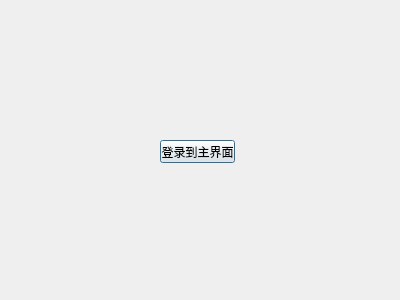
Above: 入门/nWindows/logindlg.ui from pkxpp/QT before the change. Below: the same form after it.
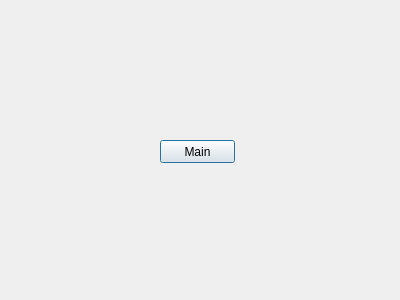
That is the form after the change.

Commit message: sum: * 昨天开始碰到链接错误问题，一直没发现是什么问题。然后搜索参考了（http://zhidao.baidu.com/link?url=fDIrbgs2br4T4yOpuUPUjYaF7QUxu62O6iEbZhx5mOdooSMopRUSrJvvkBXQWNvGy7kQbMocpKtJtKpXluBCVFFQrnc1xYJMZ3Yob-cLfj7），删掉之前的debug和release件夹。注意一点：需要同时删除掉三个MakeFile件，不然会报其他错误 (1)in c++ class,eg: "logindlg.h".we can find we difined class LoginDlg, and before this, we can also find namespace Ui:LoginDlg. This class you can find in the end of ui_logindlg.h, so we know this is for ui file.

The edit to the form file:
```diff
--- a/入门/nWindows/logindlg.ui
+++ b/入门/nWindows/logindlg.ui
@@ -23,7 +23,7 @@
     </rect>
    </property>
    <property name="text">
-    <string>登录到主界面</string>
+    <string>Main</string>
    </property>
   </widget>
  </widget>
```
The commit also changes 2 other files.
